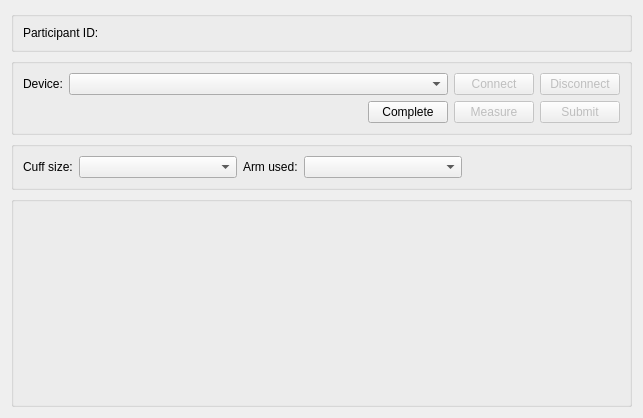
First picture: the form in src/dialogs/blood_pressure_dialog.ui, repository CLSA/cypress, before the edit.
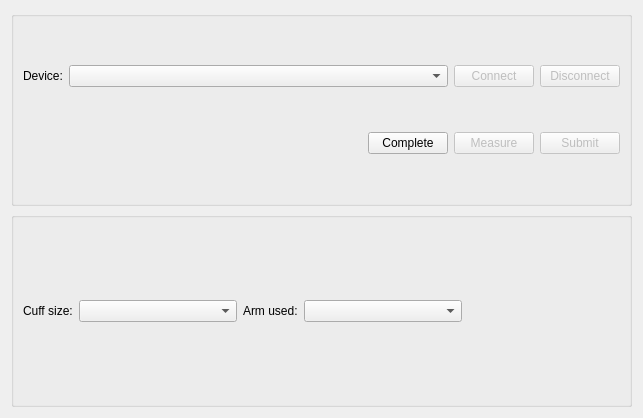
Second picture: the form after the edit. Custom widgets are drawn as their Qt base class.

What changed in the file:
```diff
--- a/src/dialogs/blood_pressure_dialog.ui
+++ b/src/dialogs/blood_pressure_dialog.ui
@@ -20,45 +20,6 @@
    <string>Blood Pressure</string>
   </property>
   <layout class="QVBoxLayout" name="verticalLayout_2">
-   <item>
-    <widget class="QGroupBox" name="groupBox">
-     <property name="title">
-      <string/>
-     </property>
-     <layout class="QVBoxLayout" name="verticalLayout_4">
-      <item>
-       <layout class="QHBoxLayout" name="horizontalLayout_3">
-        <item>
-         <widget class="QLabel" name="label">
-          <property name="sizePolicy">
-           <sizepolicy hsizetype="Minimum" vsizetype="Preferred">
-            <horstretch>0</horstretch>
-            <verstretch>0</verstretch>
-           </sizepolicy>
-          </property>
-          <property name="text">
-           <string>Participant ID:</string>
-          </property>
-         </widget>
-        </item>
-        <item>
-         <widget class="QLabel" name="participantId">
-          <property name="sizePolicy">
-           <sizepolicy hsizetype="Expanding" vsizetype="Preferred">
-            <horstretch>0</horstretch>
-            <verstretch>0</verstretch>
-           </sizepolicy>
-          </property>
-          <property name="text">
-           <string/>
-          </property>
-         </widget>
-        </item>
-       </layout>
-      </item>
-     </layout>
-    </widget>
-   </item>
    <item>
     <widget class="QGroupBox" name="pathGroupBox">
      <property name="sizePolicy">
@@ -251,38 +212,8 @@
      </layout>
     </widget>
    </item>
-   <item>
-    <widget class="QGroupBox" name="measureGroupBox">
-     <property name="sizePolicy">
-      <sizepolicy hsizetype="Preferred" vsizetype="Expanding">
-       <horstretch>0</horstretch>
-       <verstretch>0</verstretch>
-      </sizepolicy>
-     </property>
-     <property name="title">
-      <string/>
-     </property>
-     <layout class="QVBoxLayout" name="verticalLayout">
-      <item>
-       <widget class="MeasureWidget" name="measureWidget" native="true"/>
-      </item>
-     </layout>
-    </widget>
-   </item>
   </layout>
  </widget>
- <customwidgets>
-  <customwidget>
-   <class>MeasureWidget</class>
-   <extends>QWidget</extends>
-   <header>widgets/MeasureWidget.h</header>
-   <container>1</container>
-  </customwidget>
- </customwidgets>
- <includes>
-  <include location="local">widgets/BarcodeWidget.h</include>
-  <include location="local">widgets/MeasureWidget.h</include>
- </includes>
  <resources/>
  <connections/>
 </ui>
```
